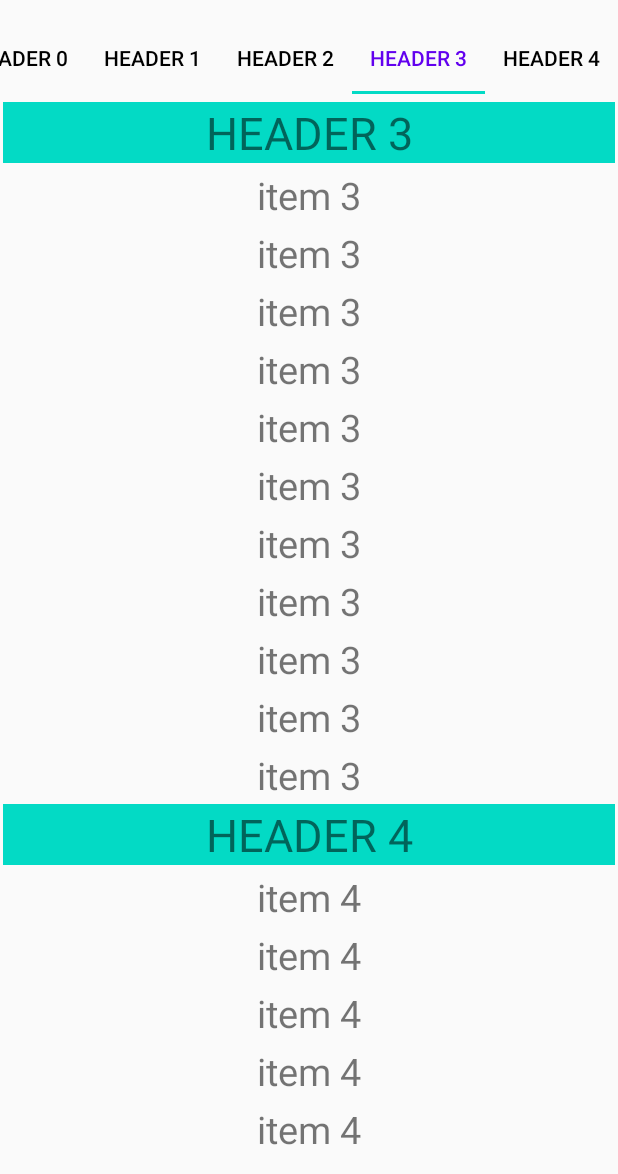
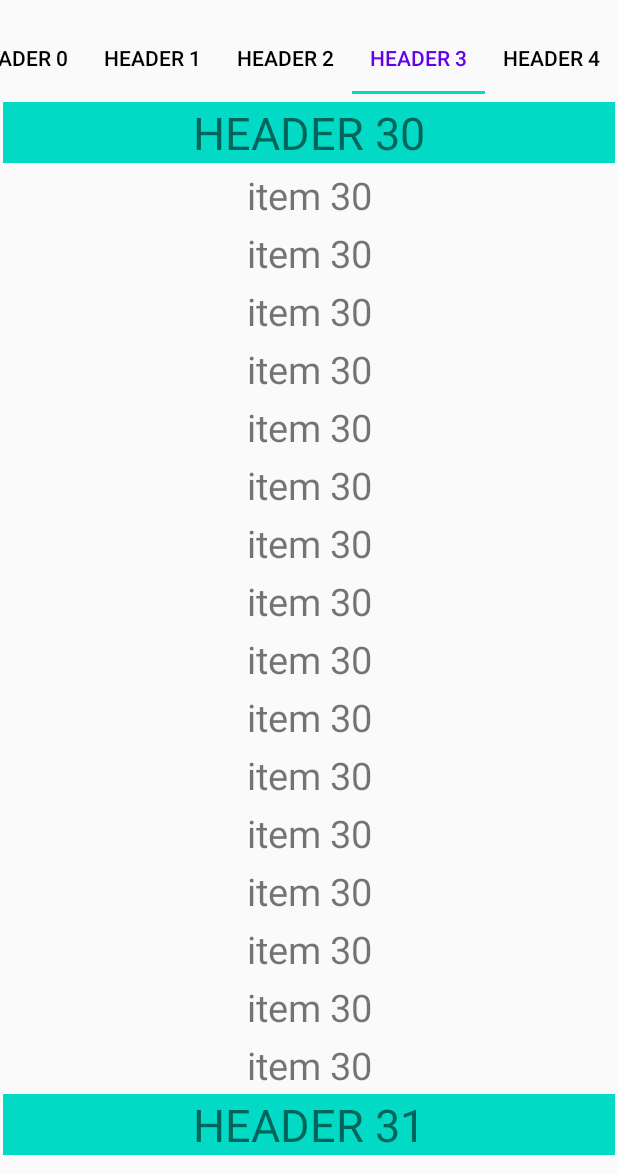
Before and after one commit to JasurbekA/StickyHeaderRecyclerViewWithTabs, an Android app: the screen it shows after launch (MainActivity), tab 4 chosen, on a phone screen of 412 x 824 dp, the part 62-1236 px from its top. Run offline under Robolectric (Android 15) with nearby library versions, the phone set to English and light mode, and no system bars; our stand-ins replace data binding.

```diff
--- a/app/src/main/java/com/filipkowicz/examples/ui/main/ListItem.kt
+++ b/app/src/main/java/com/filipkowicz/examples/ui/data/ListItem.kt
@@ -1,4 +1,4 @@
-package com.filipkowicz.examples.ui.main
+package com.filipkowicz.examples.ui.data
 
 
 interface ListItem {
--- a/app/src/main/java/com/filipkowicz/examples/ui/main/MainFragment.kt
+++ b/app/src/main/java/com/filipkowicz/examples/ui/main/MainFragment.kt
@@ -10,6 +10,8 @@ import androidx.lifecycle.ViewModelProvider
 import androidx.recyclerview.widget.LinearLayoutManager
 import androidx.recyclerview.widget.RecyclerView
 import com.filipkowicz.examples.R
+import com.filipkowicz.examples.ui.util.Adapter
+import com.filipkowicz.examples.ui.util.HeaderItemDecoration
 import com.google.android.material.tabs.TabLayout
 import kotlinx.android.synthetic.main.main_fragment.*
 
@@ -33,11 +35,20 @@ class MainFragment : Fragment() {
     override fun onViewCreated(view: View, savedInstanceState: Bundle?) {
         super.onViewCreated(view, savedInstanceState)
         initTabLayout()
+        setupRecyclerView()
+
+    }
+
+    private fun setupRecyclerView() {
         recycler.apply {
+            layoutManager = LinearLayoutManager(context)
             adapter = this@MainFragment.adapter
-            addItemDecoration(HeaderItemDecoration(this) { position ->
-                this@MainFragment.adapter.getItemViewType(position) == R.layout.header_layout
-            })
+            addItemDecoration(
+                HeaderItemDecoration(
+                    this
+                ) { position ->
+                    this@MainFragment.adapter.getItemViewType(position) == R.layout.header_layout
+                })
         }
 
         recycler.addOnScrollListener(object : RecyclerView.OnScrollListener() {
@@ -52,10 +63,14 @@ class MainFragment : Fragment() {
                     (recyclerView.layoutManager as LinearLayoutManager).findFirstVisibleItemPosition() + 1
 
                 when {
+                    adapter.getItem(position).data.endsWith("30") ||
+                            adapter.getItem(position).data.endsWith("31") ||
+                            adapter.getItem(position).data.endsWith("32")
+                    -> selectTheTab(3)
+                    adapter.getItem(position).data.endsWith("10") ||
+                            adapter.getItem(position).data.endsWith("11") -> selectTheTab(1)
                     adapter.getItem(position).data.endsWith("0") -> selectTheTab(0)
-                    adapter.getItem(position).data.endsWith("1") -> selectTheTab(1)
                     adapter.getItem(position).data.endsWith("2") -> selectTheTab(2)
-                    adapter.getItem(position).data.endsWith("3") -> selectTheTab(3)
                     else -> selectTheTab(4)
                 }
             }
@@ -63,6 +78,7 @@ class MainFragment : Fragment() {
     }
 
     private fun selectTheTab(index: Int) {
+
         tabLayout.getTabAt(index)?.select()
     }
 
--- a/app/src/main/java/com/filipkowicz/examples/ui/main/MainViewModel.kt
+++ b/app/src/main/java/com/filipkowicz/examples/ui/main/MainViewModel.kt
@@ -4,6 +4,7 @@ import androidx.lifecycle.LiveData
 import androidx.lifecycle.MutableLiveData
 import androidx.lifecycle.ViewModel
 import com.filipkowicz.examples.R
+import com.filipkowicz.examples.ui.data.ListItem
 
 class MainViewModel : ViewModel() {
 
@@ -18,17 +19,34 @@ class MainViewModel : ViewModel() {
             Data(R.layout.item_layout, "item 0"),
             Data(R.layout.item_layout, "item 0"),
             Data(R.layout.item_layout, "item 0"),
-            Data(R.layout.header_layout, "HEADER 1"),
-            Data(R.layout.item_layout, "item 1"),
-            Data(R.layout.item_layout, "item 1"),
-            Data(R.layout.item_layout, "item 1"),
-            Data(R.layout.item_layout, "item 1"),
-            Data(R.layout.item_layout, "item 1"),
-            Data(R.layout.item_layout, "item 1"),
-            Data(R.layout.item_layout, "item 1"),
-            Data(R.layout.item_layout, "item 1"),
-            Data(R.layout.item_layout, "item 1"),
-            Data(R.layout.item_layout, "item 1"),
+            Data(R.layout.header_layout, "HEADER 10"),
+            Data(R.layout.item_layout, "item 10"),
+            Data(R.layout.item_layout, "item 10"),
+            Data(R.layout.item_layout, "item 10"),
+            Data(R.layout.item_layout, "item 10"),
+            Data(R.layout.item_layout, "item 10"),
+            Data(R.layout.item_layout, "item 10"),
+            Data(R.layout.item_layout, "item 10"),
+            Data(R.layout.item_layout, "item 10"),
+            Data(R.layout.item_layout, "item 10"),
+            Data(R.layout.item_layout, "item 10"),
+            Data(R.layout.item_layout, "item 10"),
+            Data(R.layout.item_layout, "item 10"),
+            Data(R.layout.header_layout, "HEADER 11"),
+            Data(R.layout.item_layout, "item 11"),
+            Data(R.layout.item_layout, "item 11"),
+            Data(R.layout.item_layout, "item 11"),
+            Data(R.layout.item_layout, "item 11"),
+            Data(R.layout.item_layout, "item 11"),
+            Data(R.layout.item_layout, "item 11"),
+            Data(R.layout.item_layout, "item 11"),
+            Data(R.layout.item_layout, "item 11"),
+            Data(R.layout.item_layout, "item 11"),
+            Data(R.layout.item_layout, "item 11"),
+            Data(R.layout.item_layout, "item 11"),
+            Data(R.layout.item_layout, "item 11"),
+            Data(R.layout.item_layout, "item 11"),
+            Data(R.layout.item_layout, "item 11"),
             Data(R.layout.header_layout, "HEADER 2"),
             Data(R.layout.item_layout, "item 2"),
             Data(R.layout.item_layout, "item 2"),
@@ -43,18 +61,58 @@ class MainViewModel : ViewModel() {
             Data(R.layout.item_layout, "item 2"),
             Data(R.layout.item_layout, "item 2"),
             Data(R.layout.item_layout, "item 2"),
-            Data(R.layout.header_layout, "HEADER 3"),
-            Data(R.layout.item_layout, "item 3"),
-            Data(R.layout.item_layout, "item 3"),
-            Data(R.layout.item_layout, "item 3"),
-            Data(R.layout.item_layout, "item 3"),
-            Data(R.layout.item_layout, "item 3"),
-            Data(R.layout.item_layout, "item 3"),
-            Data(R.layout.item_layout, "item 3"),
-            Data(R.layout.item_layout, "item 3"),
-            Data(R.layout.item_layout, "item 3"),
-            Data(R.layout.item_layout, "item 3"),
-            Data(R.layout.item_layout, "item 3"),
+            Data(R.layout.header_layout, "HEADER 30"),
+            Data(R.layout.item_layout, "item 30"),
+            Data(R.layout.item_layout, "item 30"),
+            Data(R.layout.item_layout, "item 30"),
+            Data(R.layout.item_layout, "item 30"),
+            Data(R.layout.item_layout, "item 30"),
+            Data(R.layout.item_layout, "item 30"),
+            Data(R.layout.item_layout, "item 30"),
+            Data(R.layout.item_layout, "item 30"),
+            Data(R.layout.item_layout, "item 30"),
+            Data(R.layout.item_layout, "item 30"),
+            Data(R.layout.item_layout, "item 30"),
+            Data(R.layout.item_layout, "item 30"),
+            Data(R.layout.item_layout, "item 30"),
+            Data(R.layout.item_layout, "item 30"),
+            Data(R.layout.item_layout, "item 30"),
+            Data(R.layout.item_layout, "item 30"),
+            Data(R.layout.header_layout, "HEADER 31"),
+            Data(R.layout.item_layout, "item 31"),
+            Data(R.layout.item_layout, "item 31"),
+            Data(R.layout.item_layout, "item 31"),
+            Data(R.layout.item_layout, "item 31"),
+            Data(R.layout.item_layout, "item 31"),
+            Data(R.layout.item_layout, "item 31"),
+            Data(R.layout.item_layout, "item 31"),
+            Data(R.layout.item_layout, "item 31"),
+            Data(R.layout.item_layout, "item 31"),
+            Data(R.layout.item_layout, "item 31"),
+            Data(R.layout.item_layout, "item 31"),
+            Data(R.layout.item_layout, "item 31"),
+            Data(R.layout.item_layout, "item 31"),
+            Data(R.layout.item_layout, "item 31"),
+            Data(R.layout.header_layout, "HEADER 32"),
+            Data(R.layout.item_layout, "item 32"),
+            Data(R.layout.item_layout, "item 32"),
+            Data(R.layout.item_layout, "item 32"),
+            Data(R.layout.item_layout, "item 32"),
+            Data(R.layout.item_layout, "item 32"),
+            Data(R.layout.item_layout, "item 32"),
+            Data(R.layout.item_layout, "item 32"),
+            Data(R.layout.item_layout, "item 32"),
+            Data(R.layout.item_layout, "item 32"),
+            Data(R.layout.item_layout, "item 32"),
+            Data(R.layout.item_layout, "item 32"),
+            Data(R.layout.item_layout, "item 32"),
+            Data(R.layout.item_layout, "item 32"),
+            Data(R.layout.item_layout, "item 32"),
+            Data(R.layout.item_layout, "item 32"),
+            Data(R.layout.item_layout, "item 32"),
+            Data(R.layout.item_layout, "item 32"),
+            Data(R.layout.item_layout, "item 32"),
+            Data(R.layout.item_layout, "item 32"),
             Data(R.layout.header_layout, "HEADER 4"),
             Data(R.layout.item_layout, "item 4"),
             Data(R.layout.item_layout, "item 4"),
--- a/app/src/main/java/com/filipkowicz/examples/ui/main/PaddinDecoration.kt
+++ /dev/null
@@ -1,16 +0,0 @@
-package com.filipkowicz.examples.ui.main
-
-import android.graphics.Rect
-import android.view.View
-import androidx.annotation.Dimension
-import androidx.recyclerview.widget.RecyclerView
-
-class InsetItemDecoration(@Dimension private val padding: Int) : RecyclerView.ItemDecoration() {
-    override fun getItemOffsets(outRect: Rect, view: View, parent: RecyclerView, state: RecyclerView.State) {
-        super.getItemOffsets(outRect, view, parent, state)
-        outRect.left = padding
-        outRect.right = padding
-        outRect.bottom = padding
-        outRect.top = padding
-    }
-}
--- a/app/src/main/java/com/filipkowicz/examples/ui/main/Adapter.kt
+++ b/app/src/main/java/com/filipkowicz/examples/ui/util/Adapter.kt
@@ -1,4 +1,4 @@
-package com.filipkowicz.examples.ui.main
+package com.filipkowicz.examples.ui.util
 
 import android.annotation.SuppressLint
 import android.view.LayoutInflater
@@ -11,6 +11,8 @@ import com.filipkowicz.examples.BR
 import com.filipkowicz.examples.R
 import com.filipkowicz.examples.databinding.HeaderLayoutBinding
 import com.filipkowicz.examples.databinding.ItemLayoutBinding
+import com.filipkowicz.examples.ui.data.ListItem
+import com.filipkowicz.examples.ui.main.MainViewModel
 import java.util.*
 
 class Adapter
@@ -58,7 +60,7 @@ class Adapter
     fun calculateScrollPosition(headerText: String): Int {
         currentList.forEachIndexed { index, listItem ->
             if ((listItem as MainViewModel.Data).data.toLowerCase(Locale.ROOT)
-                == headerText.toLowerCase(Locale.ROOT)) return index
+                    .startsWith(headerText.toLowerCase(Locale.ROOT))) return index
         }
         return 0
     }
--- a/app/src/main/java/com/filipkowicz/examples/ui/main/HeaderItemDecoration.kt
+++ b/app/src/main/java/com/filipkowicz/examples/ui/util/HeaderItemDecoration.kt
@@ -1,4 +1,4 @@
-package com.filipkowicz.examples.ui.main
+package com.filipkowicz.examples.ui.util
 
 /*
 solution based on - based on Sevastyan answer on StackOverflow
--- /dev/null
+++ b/app/src/main/java/com/filipkowicz/examples/ui/util/SmoothLayoutManager.kt
@@ -0,0 +1,39 @@
+package com.filipkowicz.examples.ui.util
+
+import android.content.Context
+import android.graphics.PointF
+import android.widget.LinearLayout
+import androidx.recyclerview.widget.LinearLayoutManager
+import androidx.recyclerview.widget.LinearSmoothScroller
+import androidx.recyclerview.widget.RecyclerView
+import androidx.recyclerview.widget.RecyclerView.SmoothScroller
+
+
+class SmoothLayoutManager(
+    context: Context?,
+    orientation: Int = RecyclerView.VERTICAL,
+    reverseLayout: Boolean = false
+) :
+    LinearLayoutManager(context, orientation, reverseLayout) {
+    override fun smoothScrollToPosition(
+        recyclerView: RecyclerView, state: RecyclerView.State,
+        position: Int
+    ) {
+        val smoothScroller: SmoothScroller =
+            TopSnappedSmoothScroller(recyclerView.context)
+        smoothScroller.targetPosition = position
+        startSmoothScroll(smoothScroller)
+    }
+
+    private inner class TopSnappedSmoothScroller(context: Context?) :
+        LinearSmoothScroller(context) {
+        override fun computeScrollVectorForPosition(targetPosition: Int): PointF? {
+            return this@SmoothLayoutManager
+                .computeScrollVectorForPosition(targetPosition)
+        }
+
+        override fun getVerticalSnapPreference(): Int {
+            return SNAP_TO_START
+        }
+    }
+}
--- a/app/src/main/res/layout/main_fragment.xml
+++ b/app/src/main/res/layout/main_fragment.xml
@@ -24,7 +24,6 @@
         android:layout_height="0dp"
         android:clipToPadding="false"
         android:orientation="vertical"
-        app:layoutManager="androidx.recyclerview.widget.LinearLayoutManager"
         app:layout_constraintBottom_toBottomOf="parent"
         app:layout_constraintLeft_toLeftOf="parent"
         app:layout_constraintRight_toRightOf="parent"
```
Also changed, not shown: 1 other file.
